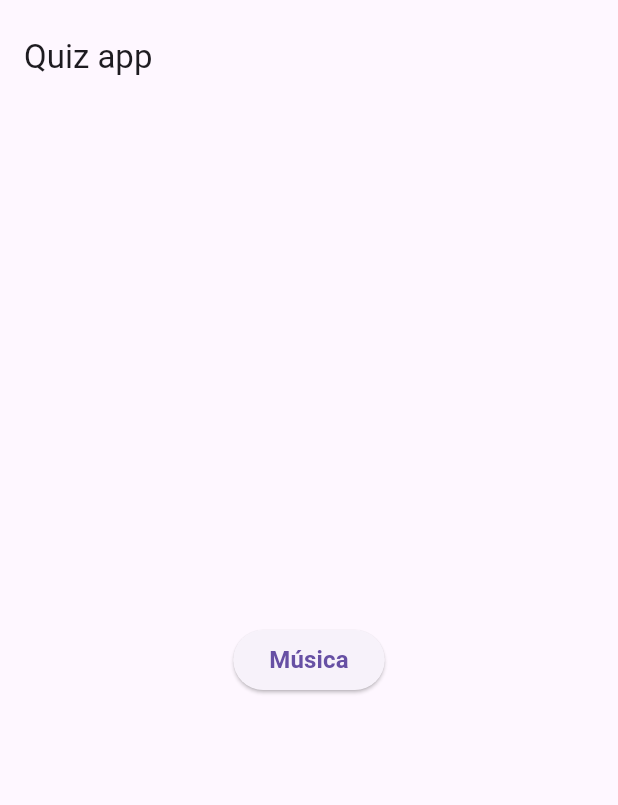
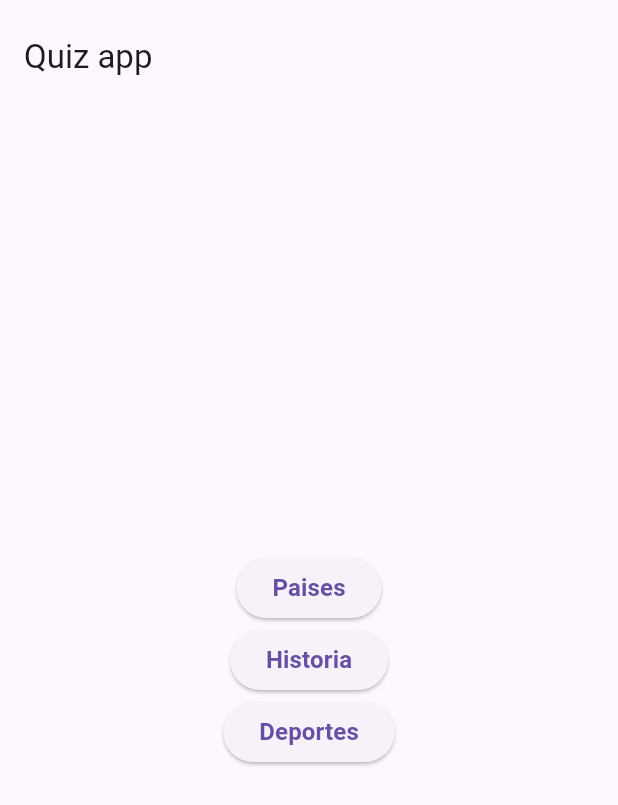
Before and after one commit to AlejandroArafi/Test_app, a Flutter app: the screen it shows after launch, after a tap on "Comenzar", on a phone screen of 412 x 824 dp. Shown: the top 805 px of the screen. Run offline on Flutter 3.47's test engine with Material 3 defaults, Android fonts, the phone set to English and light mode, and no system bars.

Commit message:
logica de preguntas al azar ok

```diff
--- a/lib/main.dart
+++ b/lib/main.dart
@@ -15,16 +15,40 @@ class MainApp extends StatefulWidget {
 
 class _MainAppState extends State<MainApp> {
   bool _showButtons = false;
-  bool _showQuestion =
-      false; // Añadida para controlar la visibilidad de la pregunta
+  bool _showQuestion = false;
+  bool _showAnswerButtons = false;
 
-  final List<String> _preguntas = [
-    '¿Cuál es la capital de Francia?',
-    '¿Quién escribió La Odisea?',
-    '¿Qué gas es esencial para la respiración de los seres humanos?',
-    '¿Cuál es el río más largo del mundo?',
-    '¿En qué año llegó el hombre a la Luna?'
+  List<String>? _preguntasActuales;
+
+  final List<String> _preguntasPaises = [
+    '¿la capital de Francia es Paris?',
+    '¿Japón se encuentra en asia?',
+    '¿el gentilicio de Inglaterra es ingleses',
+    '¿Islandia es una isla?',
+    '¿New York es la capital de EEUU?'
   ];
+  final List<String> _preguntasHistoria = [
+    '¿La Revolución Francesa comenzó en 1789?',
+    '¿La Gran Muralla China fue construida inicialmente para repeler invasiones de dinosaurios?',
+    '¿Leonardo Da Vinci pintó la "Última Cena" en el siglo XV?',
+    '¿La Primera Guerra Mundial comenzó en 1914?',
+    '¿El Imperio Romano cayó en el año 476 d.C.?'
+  ];
+
+  final List<String> _preguntasDeportes = [
+    '¿El baloncesto fue inventado en 1891?',
+    '¿El futbol es el deporte más popular del mundo?',
+    '¿El balonmano es un deporte de equipo?',
+    '¿El golf se juega con una pelota pequeña?',
+    '¿El tenis se juega con una raqueta y una pelota?'
+  ];
+
+  void _siguientePregunta() {
+    setState(() {
+      _preguntaActual =
+          _preguntasActuales![Random().nextInt(_preguntasActuales!.length)];
+    });
+  }
 
   String? _preguntaActual;
 
@@ -58,38 +82,95 @@ class _MainAppState extends State<MainApp> {
                   ),
                 ),
               if (_showButtons)
+
+                //paises
+                Column(
+                  children: [
                     ElevatedButton(
                       onPressed: () {
                         setState(() {
-                      _preguntaActual =
-                          _preguntas[Random().nextInt(_preguntas.length)];
+                          _preguntasActuales = _preguntasPaises;
+                          _preguntaActual = _preguntasActuales![
+                              Random().nextInt(_preguntasActuales!.length)];
                           _showButtons = false;
                           _showQuestion = true; // Muestra la pregunta
                         });
                       },
                       child: const Text(
-                    'Música',
+                        'Paises',
                         style: TextStyle(
                           fontWeight: FontWeight.w600,
                           fontSize: 16,
                         ),
                       ),
                     ),
-              if (_showQuestion) // Asegurarse de que la pregunta se muestra cuando se debe
-                Text(_preguntaActual!),
-              if ((_showQuestion || !_showButtons) &&
-                  _preguntaActual !=
-                      null) // El botón regresar se muestra cuando está la pregunta o no hay botones.
+
+                    //historia
+                    ElevatedButton(
+                      onPressed: () {
+                        setState(() {
+                          _preguntasActuales = _preguntasHistoria;
+                          _preguntaActual = _preguntasHistoria![
+                              Random().nextInt(_preguntasHistoria!.length)];
+                          _showButtons = false;
+                          _showQuestion = true;
+                        });
+                      },
+                      child: const Text(
+                        'Historia',
+                        style: TextStyle(
+                          fontWeight: FontWeight.w600,
+                          fontSize: 16,
+                        ),
+                      ),
+                    ),
+
+                    //deportes
+                    ElevatedButton(
+                      onPressed: () {
+                        setState(() {
+                          _preguntasActuales = _preguntasDeportes;
+                          _preguntaActual = _preguntasDeportes[
+                              Random().nextInt(_preguntasDeportes.length)];
+                          _showButtons = false;
+                          _showQuestion = true;
+                          _showAnswerButtons = true;
+                        });
+                      },
+                      child: const Text(
+                        'Deportes',
+                        style: TextStyle(
+                          fontWeight: FontWeight.w600,
+                          fontSize: 16,
+                        ),
+                      ),
+                    )
+                  ],
+                ),
+              if (_showQuestion) Text(_preguntaActual!),
+              if (_showQuestion)
+                Row(
+                  mainAxisAlignment: MainAxisAlignment.center,
+                  children: <Widget>[
+                    ElevatedButton(
+                      onPressed: _siguientePregunta,
+                      child: const Text('verdadero'), //boton verdadero
+                    ),
+                    SizedBox(width: 20),
+                    ElevatedButton(
+                      onPressed: _siguientePregunta,
+                      child: const Text('falso'), //boton falso
+                    ),
+                  ],
+                ),
+              if ((_showQuestion || !_showButtons) && _preguntaActual != null)
                 SizedBox(height: 20),
-              if ((_showQuestion || !_showButtons) &&
-                  _preguntaActual !=
-                      null) // Ajustado para mostrar en las condiciones correctas
+              if ((_showQuestion || !_showButtons) && _preguntaActual != null)
                 ElevatedButton(
                     onPressed: () {
                       setState(() {
                         _showButtons = false;
-                        _showQuestion =
-                            false; // Restablece para no mostrar la pregunta
+                        _showQuestion = false;
                         _preguntaActual = null;
                       });
                     },
```
Lines whose indentation alone changed are shown as unchanged.
